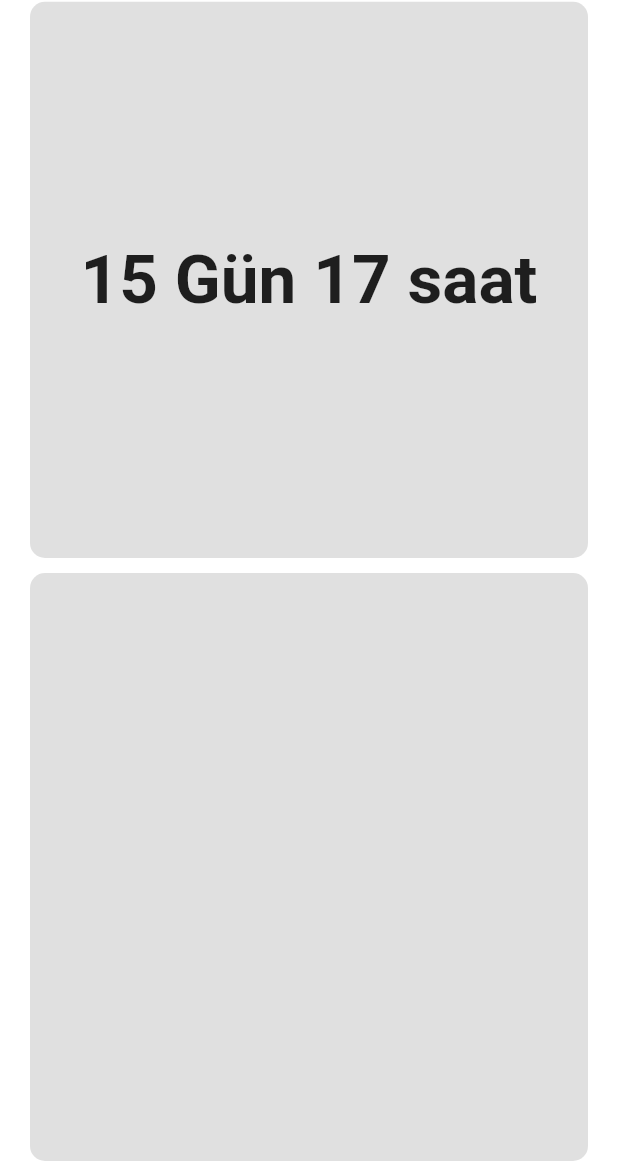
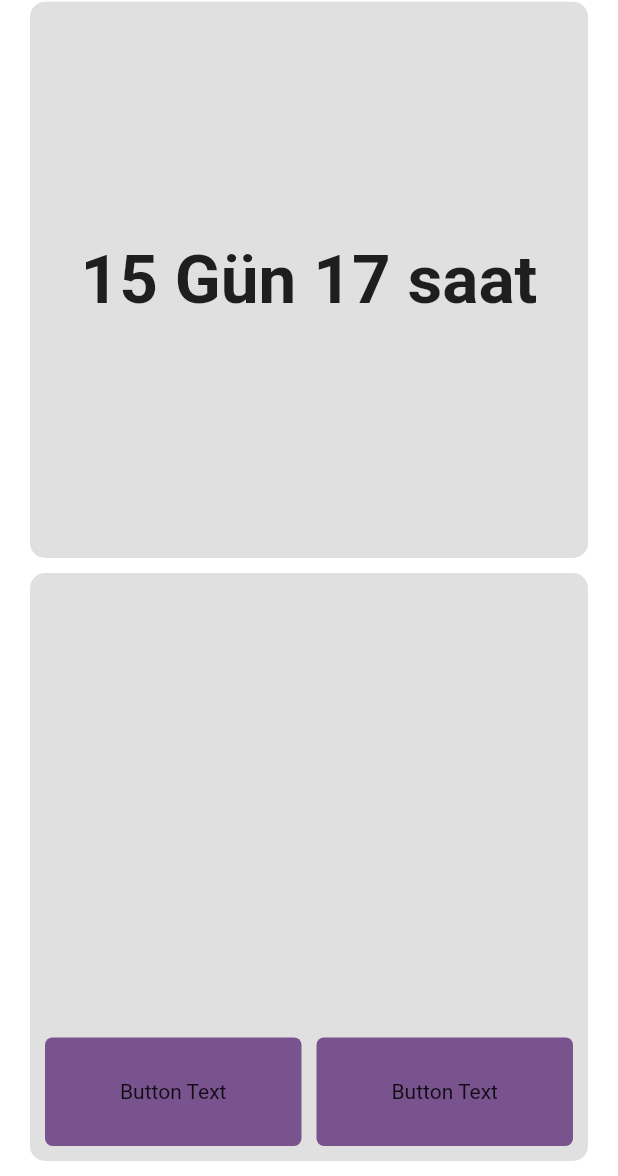
Before and after one commit to imertgul/My_Quarantina, a Flutter app: the screen it shows after launch, on a phone screen of 412 x 824 dp, the part 60-1236 px from its top. Run offline on Flutter 3.47's test engine with Material 2 defaults, Android fonts, the phone set to English and light mode, and no system bars.

Commit message:
bottom buttons

```diff
--- a/lib/pages/homepage.dart
+++ b/lib/pages/homepage.dart
@@ -75,7 +75,59 @@ class _HomePageState extends State<HomePage> {
               borderRadius: BorderRadius.circular(10.0),
               color: Colors.black12,
             ),
+            child: Stack(
+              children: <Widget>[
+                Align(
+                  alignment: Alignment.bottomCenter,
+                  child: Container(
+                    height: unit * 10,
+                    child: Row(
+                      mainAxisAlignment: MainAxisAlignment.center,
+                      children: <Widget>[
+                        Expanded(
+                          flex: 5,
+                          child: Padding(
+                            padding: const EdgeInsets.only(
+                                bottom: 10.0, left: 10, right: 5),
+                            child: Container(
+                              height: double.infinity,
+                              width: double.infinity,
+                              decoration: BoxDecoration(
+                                color: Renkler.secondary,
+                                borderRadius: BorderRadius.circular(5.0),
                               ),
+                              child: Align(
+                                alignment: Alignment.center,
+                                child: Text("Button Text"),
+                              ),
+                            ),
+                          ),
+                        ),
+                        Expanded(
+                          flex: 5,
+                          child: Padding(
+                            padding: const EdgeInsets.only(
+                                bottom: 10.0, left: 5, right: 10),
+                            child: Container(
+                              height: double.infinity,
+                              width: double.infinity,
+                              decoration: BoxDecoration(
+                                color: Renkler.secondary,
+                                borderRadius: BorderRadius.circular(5.0),
+                              ),
+                              child: Align(
+                                alignment: Alignment.center,
+                                child: Text("Button Text"),
+                              ),
+                            ),
+                          ),
+                        ),
+                      ],
+                    ),
+                  ),
+                ),
+              ],
+            )),
       );
     }
 
```
Lines whose indentation alone changed are shown as unchanged.
